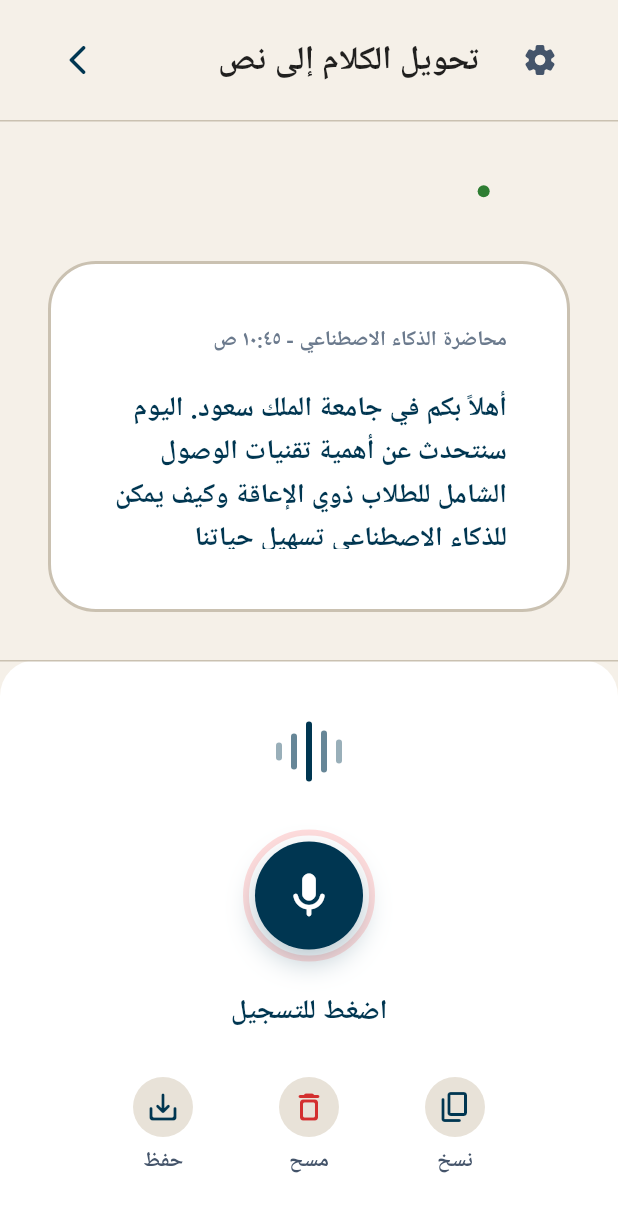
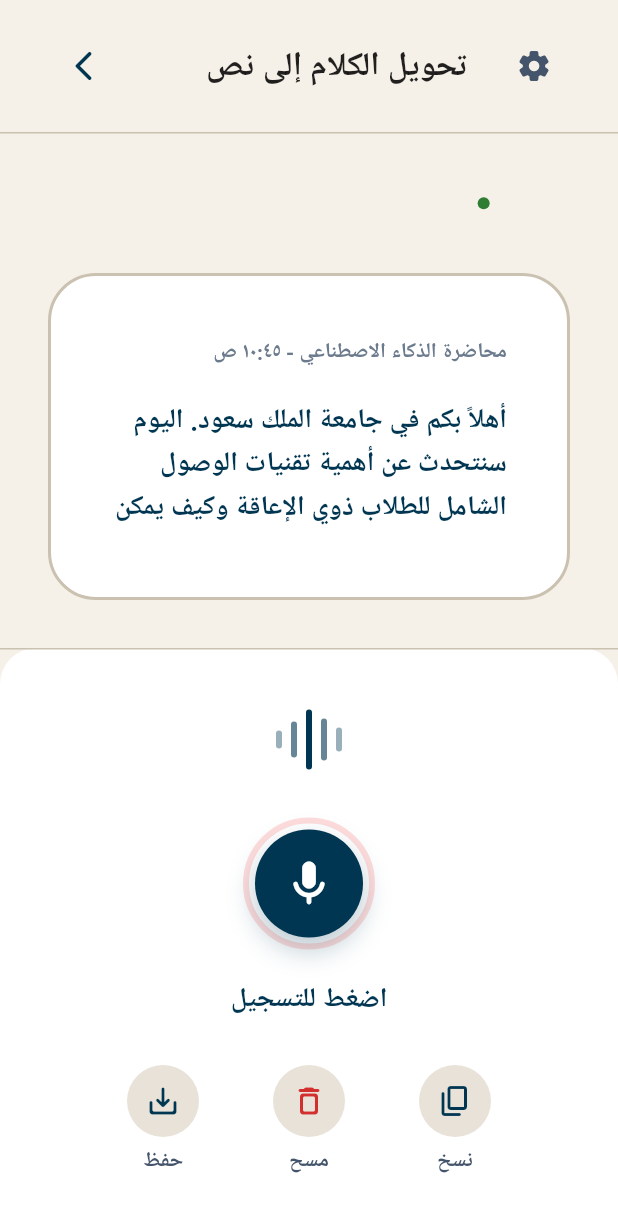
Before and after one commit to MohammedAlkaf1/SHADOW, a Flutter app: the screen it shows after launch, after a tap on "صمم / ضعف سمع", on a phone screen of 412 x 824 dp. Shown: the top 1212 px of the screen. Run offline on Flutter 3.47's test engine with Material 3 defaults, Android fonts, the phone set to English and light mode, and no system bars; our stand-ins replace auto_size_text, cached_network_image, cloud_firestore, file_picker, firebase_core, flutter_tts and 10 more; missing offline and left inert: dart:js, json_path, record, syncfusion_flutter_pdf; accounts and stored records are empty; Roboto replaces fonts that are missing (Cairo).

Commit message:
feat: add accessibility semantics across all five screens
Adds screen-reader (TalkBack) support to an app whose mode 2 was
previously unusable by its blind target users:
- new lib/a11y.dart helpers (a11yButton, a11yLive)
- Arabic semantic labels + button roles on every interactive control on
  welcome, visual, deaf, learning, and voice-control screens
- live regions so AI results and recognised commands are announced
- raise icon-button tap targets from 40dp to the 48dp minimum; widen the
  visual "listen" pill to >=48dp
- docs/ACCESSIBILITY_TESTING.md: how to test with TalkBack

Co-Authored-By: Claude Opus 4.8 <noreply@anthropic.com>

```diff
--- /dev/null
+++ b/lib/a11y.dart
@@ -0,0 +1,38 @@
+// Accessibility helpers used across the app.
+//
+// Shadow is an accessibility product, so every interactive control must be
+// reachable and correctly announced by screen readers (Android TalkBack). These
+// small wrappers keep that consistent without restructuring the FlutterFlow UI.
+
+import 'package:flutter/widgets.dart';
+
+/// Wraps an interactive control so a screen reader announces it as one button.
+///
+/// - Pass [label] for icon-only controls (the icon carries no text).
+/// - Omit [label] for controls that already contain descriptive text; the
+///   child's text supplies the name and [MergeSemantics] folds it, the tap
+///   action, and the button role into a single focusable node.
+///
+/// The underlying InkWell/GestureDetector/IconButton keeps its tap action, so
+/// TalkBack "double-tap to activate" works.
+Widget a11yButton({
+  String? label,
+  String? hint,
+  bool enabled = true,
+  required Widget child,
+}) {
+  return MergeSemantics(
+    child: Semantics(
+      button: true,
+      enabled: enabled,
+      label: label,
+      hint: hint,
+      child: child,
+    ),
+  );
+}
+
+/// Marks content that should be spoken by the screen reader whenever it changes
+/// — e.g. an AI analysis result or a recognised voice command appearing.
+Widget a11yLive(Widget child) =>
+    Semantics(liveRegion: true, container: true, child: child);
--- a/lib/pages/deaf_mode_transcription/deaf_mode_transcription_widget.dart
+++ b/lib/pages/deaf_mode_transcription/deaf_mode_transcription_widget.dart
@@ -1,3 +1,4 @@
+import '/a11y.dart';
 import '/components/status_badge/status_badge_widget.dart';
 import '/flutter_flow/flutter_flow_icon_button.dart';
 import '/flutter_flow/flutter_flow_theme.dart';
@@ -184,9 +185,11 @@ class _DeafModeTranscriptionWidgetState
                       mainAxisAlignment: MainAxisAlignment.start,
                       crossAxisAlignment: CrossAxisAlignment.center,
                       children: [
-                        FlutterFlowIconButton(
+                        a11yButton(
+                          label: 'رجوع',
+                          child: FlutterFlowIconButton(
                           borderRadius: 8.0,
-                          buttonSize: 40.0,
+                          buttonSize: 48.0,
                           fillColor: Colors.transparent,
                           icon: Icon(
                             Icons.arrow_back_ios_rounded,
@@ -196,6 +199,7 @@ class _DeafModeTranscriptionWidgetState
                           onPressed: () async {
                             context.pop();
                           },
+                        ),
                         ),
                         Expanded(
                           flex: 1,
@@ -213,9 +217,11 @@ class _DeafModeTranscriptionWidgetState
                                 ),
                           ),
                         ),
-                        FlutterFlowIconButton(
+                        a11yButton(
+                          label: 'الإعدادات',
+                          child: FlutterFlowIconButton(
                           borderRadius: 8.0,
-                          buttonSize: 40.0,
+                          buttonSize: 48.0,
                           fillColor: Colors.transparent,
                           icon: Icon(
                             Icons.settings_rounded,
@@ -223,6 +229,7 @@ class _DeafModeTranscriptionWidgetState
                             size: 24.0,
                           ),
                           onPressed: _showSettingsDialog,
+                        ),
                         ),
                       ].divide(SizedBox(width: 20.0)),
                     ),
@@ -395,7 +402,11 @@ class _DeafModeTranscriptionWidgetState
                                     : 1.0;
                                 return Opacity(opacity: opacity, child: child);
                               },
-                              child: InkWell(
+                              child: a11yButton(
+                                label: FFAppState().isRecording
+                                    ? 'إيقاف التسجيل'
+                                    : 'بدء التسجيل',
+                                child: InkWell(
                                 splashColor: Colors.transparent,
                                 focusColor: Colors.transparent,
                                 hoverColor: Colors.transparent,
@@ -451,6 +462,7 @@ class _DeafModeTranscriptionWidgetState
                                     ),
                                   ),
                                 ),
+                              ),
                               ),
                             ),
                             Text(
@@ -536,13 +548,14 @@ class _BottomButton extends StatelessWidget {
 
   @override
   Widget build(BuildContext context) {
-    return Column(
+    return a11yButton(
+        child: Column(
       mainAxisSize: MainAxisSize.min,
       crossAxisAlignment: CrossAxisAlignment.center,
       children: [
         FlutterFlowIconButton(
           borderRadius: 24.0,
-          buttonSize: 40.0,
+          buttonSize: 48.0,
           fillColor: FlutterFlowTheme.of(context).surfaceVariant,
           icon: Icon(
             icon,
@@ -562,6 +575,6 @@ class _BottomButton extends StatelessWidget {
               ),
         ),
       ],
-    );
+    ));
   }
 }
--- a/lib/pages/welcome_selection/welcome_selection_widget.dart
+++ b/lib/pages/welcome_selection/welcome_selection_widget.dart
@@ -1,3 +1,4 @@
+import '/a11y.dart';
 import '/components/disability_card/disability_card_widget.dart';
 import '/flutter_flow/flutter_flow_theme.dart';
 import '/flutter_flow/flutter_flow_util.dart';
@@ -129,7 +130,8 @@ class _WelcomeSelectionWidgetState extends State<WelcomeSelectionWidget> {
                         crossAxisAlignment: CrossAxisAlignment.stretch,
                         children: [
                           Expanded(
-                            child: InkWell(
+                            child: a11yButton(
+                              child: InkWell(
                               splashColor: Colors.transparent,
                               focusColor: Colors.transparent,
                               hoverColor: Colors.transparent,
@@ -150,11 +152,13 @@ class _WelcomeSelectionWidgetState extends State<WelcomeSelectionWidget> {
                                   description: 'ترجمة فورية للمحاضرات',
                                 ),
                               ),
+                              ),
                             ),
                           ),
                           const SizedBox(width: 16.0),
                           Expanded(
-                            child: InkWell(
+                            child: a11yButton(
+                              child: InkWell(
                               splashColor: Colors.transparent,
                               focusColor: Colors.transparent,
                               hoverColor: Colors.transparent,
@@ -175,6 +179,7 @@ class _WelcomeSelectionWidgetState extends State<WelcomeSelectionWidget> {
                                   description: 'وصف المحيط والنصوص',
                                 ),
                               ),
+                              ),
                             ),
                           ),
                         ],
@@ -188,7 +193,8 @@ class _WelcomeSelectionWidgetState extends State<WelcomeSelectionWidget> {
                         crossAxisAlignment: CrossAxisAlignment.stretch,
                         children: [
                           Expanded(
-                            child: InkWell(
+                            child: a11yButton(
+                              child: InkWell(
                               splashColor: Colors.transparent,
                               focusColor: Colors.transparent,
                               hoverColor: Colors.transparent,
@@ -209,11 +215,13 @@ class _WelcomeSelectionWidgetState extends State<WelcomeSelectionWidget> {
                                   description: 'تبسيط المواد الدراسية',
                                 ),
                               ),
+                              ),
                             ),
                           ),
                           const SizedBox(width: 16.0),
                           Expanded(
-                            child: InkWell(
+                            child: a11yButton(
+                              child: InkWell(
                               splashColor: Colors.transparent,
                               focusColor: Colors.transparent,
                               hoverColor: Colors.transparent,
@@ -234,6 +242,7 @@ class _WelcomeSelectionWidgetState extends State<WelcomeSelectionWidget> {
                                   label: 'إعاقة حركية',
                                   description: 'التحكم بالصوت',
                                 ),
+                              ),
                               ),
                             ),
                           ),
```
Also changed, not shown: lib/pages/learning_support_mode/learning_support_mode_widget.dart (+14 -5 lines), lib/pages/physical_assistance_mode/physical_assistance_mode_widget.dart (+15 -5 lines), lib/pages/visual_assistance_mode/visual_assistance_mode_widget.dart (+21 -8 lines), 1 other file.
